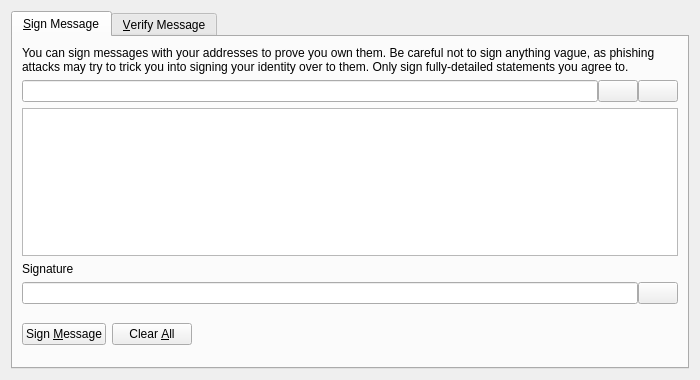
This is src/qt/forms/signverifymessagedialog.ui in pepecoin-project/pepecoin as Qt 5 draws it before an edit. The edited form follows.
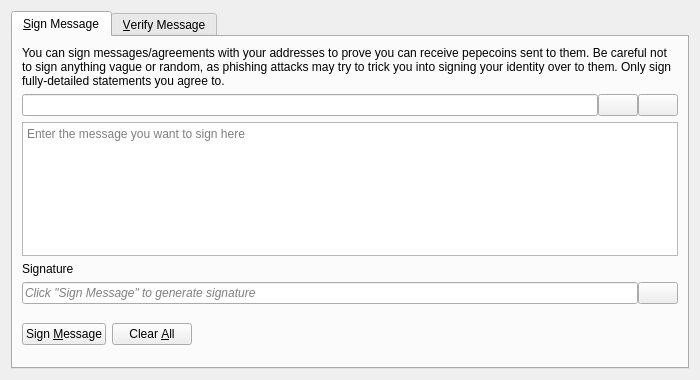
This is the edited form. Icons and pictures are not drawn. Custom widgets are drawn as their Qt base class.

What changed in the file:
```diff
--- a/src/qt/forms/signverifymessagedialog.ui
+++ b/src/qt/forms/signverifymessagedialog.ui
@@ -30,7 +30,7 @@
        <item>
         <widget class="QLabel" name="infoLabel_SM">
          <property name="text">
-          <string>You can sign messages with your addresses to prove you own them. Be careful not to sign anything vague, as phishing attacks may try to trick you into signing your identity over to them. Only sign fully-detailed statements you agree to.</string>
+          <string>You can sign messages/agreements with your addresses to prove you can receive pepecoins sent to them. Be careful not to sign anything vague or random, as phishing attacks may try to trick you into signing your identity over to them. Only sign fully-detailed statements you agree to.</string>
          </property>
          <property name="textFormat">
           <enum>Qt::PlainText</enum>
@@ -102,6 +102,9 @@
          <property name="toolTip">
           <string>Enter the message you want to sign here</string>
          </property>
+         <property name="placeholderText">
+          <string>Enter the message you want to sign here</string>
+         </property>
         </widget>
        </item>
        <item>
@@ -121,6 +124,9 @@
          </property>
          <item>
           <widget class="QLineEdit" name="signatureOut_SM">
+           <property name="placeholderText">
+            <string>Click "Sign Message" to generate signature</string>
+           </property>
            <property name="font">
             <font>
              <italic>true</italic>
```
Left out of the diff: 36 changed lines with no effect on the pictures.
